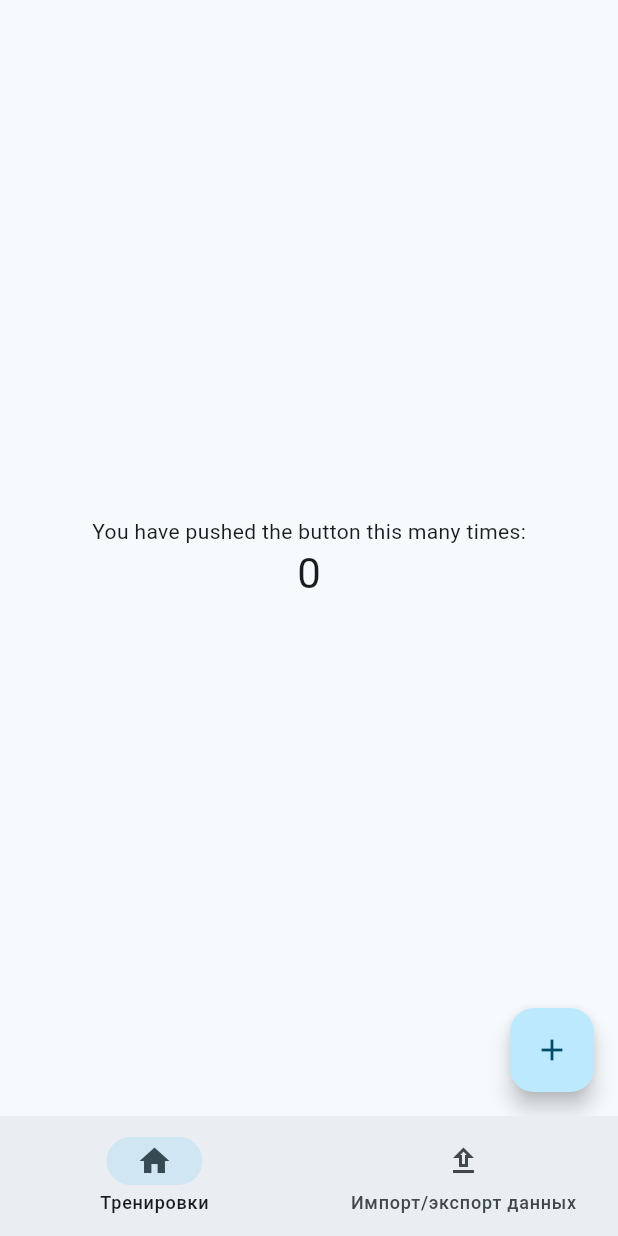
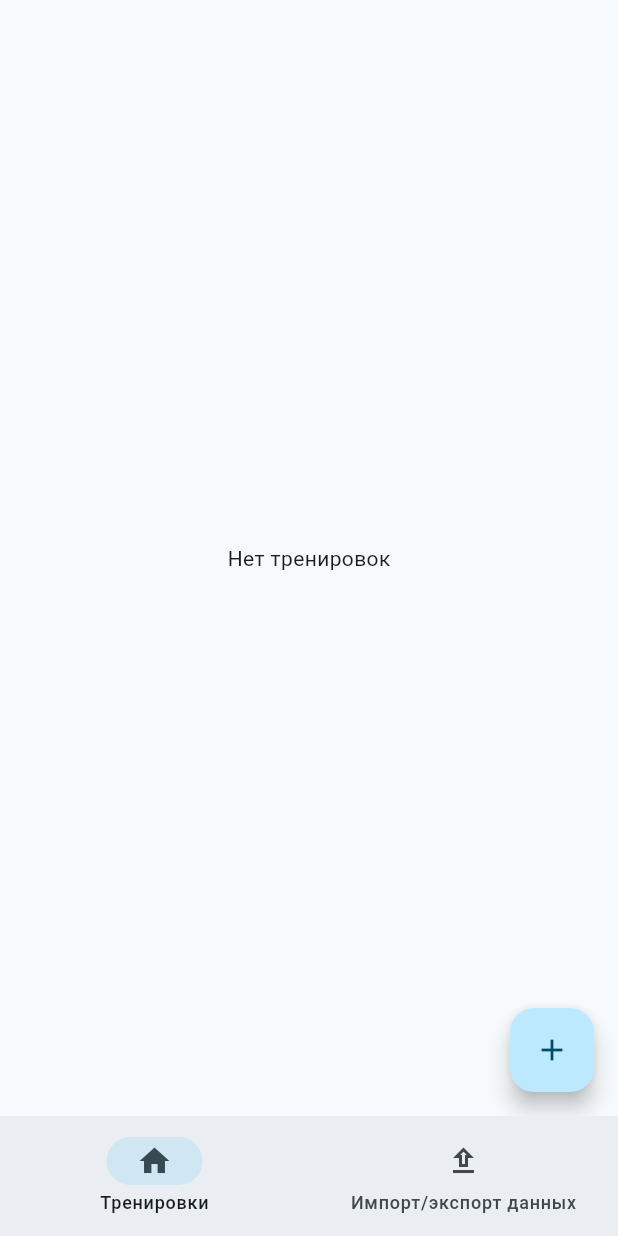
Before and after one commit to laptop-coder/push-through, a Flutter app: the screen it shows after launch, on a phone screen of 412 x 824 dp. Run offline on Flutter 3.47's test engine with Material 3 defaults, Android fonts, the phone set to English and light mode, and no system bars; our stand-ins replace sqflite, sqflite_common_ffi; accounts and stored records are empty.

Commit message:
feat: workouts list, create new workout

```diff
--- a/app/lib/screens/home_screen.dart
+++ b/app/lib/screens/home_screen.dart
@@ -1,4 +1,8 @@
 import 'package:flutter/material.dart';
+import 'package:push_through/models/workout.dart';
+import 'package:push_through/services/workout_service.dart';
+import 'package:push_through/screens/workout_screen.dart';
+import 'package:push_through/utils/format_datetime.dart';
 
 class HomeScreen extends StatefulWidget {
   const HomeScreen({super.key, required this.title});
@@ -9,6 +13,31 @@ class HomeScreen extends StatefulWidget {
 }
 
 class _HomeScreenState extends State<HomeScreen> {
+  bool _loading = true;
+  List<Workout> _workouts = [];
+
+  @override
+  void initState() {
+    super.initState();
+    _loadWorkouts();
+  }
+
+  Future<void> _loadWorkouts() async {
+    final workouts = await WorkoutService.getAll();
+    setState(() {
+      _workouts = workouts;
+      _loading = false;
+    });
+  }
+
+  Future<void> _createWorkout() async {
+    final id = await WorkoutService.create();
+    Navigator.push(
+      context,
+      MaterialPageRoute(builder: (context) => WorkoutScreen(workoutId: id)),
+    ).then((_) => _loadWorkouts());
+  }
+
   int _counter = 0;
 
   void _incrementCounter() {
@@ -20,21 +49,32 @@ class _HomeScreenState extends State<HomeScreen> {
   @override
   Widget build(BuildContext context) {
     return Scaffold(
-      body: Center(
-        child: Column(
-          mainAxisAlignment: .center,
-          children: [
-            const Text('You have pushed the button this many times:'),
-            Text(
-              '$_counter',
-              style: Theme.of(context).textTheme.headlineMedium,
+      body: _loading
+          ? Center(child: CircularProgressIndicator())
+          : _workouts.isEmpty
+          ? Center(child: Text('Нет тренировок'))
+          : ListView.builder(
+              itemCount: _workouts.length,
+              itemBuilder: (context, index) {
+                final workout = _workouts[index];
+                return Card(
+                  child: ListTile(
+                    title: Text(FormatDatetime.formatDate(workout.createdAt)),
+                    onTap: () {
+                      Navigator.push(
+                        context,
+                        MaterialPageRoute(
+                          builder: (_) => WorkoutScreen(workoutId: workout.id),
+                        ),
+                      ).then((_) => _loadWorkouts());
+                    },
+                  ),
+                );
+              },
             ),
-          ],
-        ),
-      ),
       floatingActionButton: FloatingActionButton(
-        onPressed: _incrementCounter,
-        tooltip: 'Increment',
+        onPressed: _createWorkout,
+        tooltip: 'Новая тренировка',
         child: const Icon(Icons.add),
       ),
     );
```
